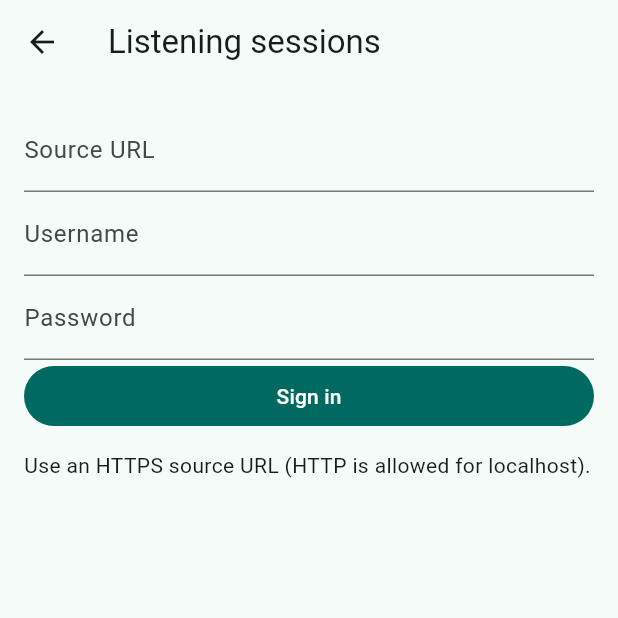
After one commit to dandelion-love/ggtts, a Flutter app: the ListeningPage screen opened directly, after a tap on "Sign in", on a phone screen of 412 x 824 dp, the top half of it. The commit adds this screen. Run offline on Flutter 3.47's test engine with Material 3 defaults, Android fonts, the phone set to English and light mode, and no system bars; our stand-ins replace audioplayers, material_ui; missing offline and left inert: dart:ffi, mp_audio_stream; project files that could hold a hidden picture were left out.

Commit message:
Add assigned listening session workflow

```diff
--- /dev/null
+++ b/apps/flutter/lib/listening_page.dart
@@ -0,0 +1,363 @@
+import 'dart:io';
+import 'dart:typed_data';
+
+import 'package:audioplayers/audioplayers.dart';
+import 'package:material_ui/material_ui.dart';
+import 'package:path_provider/path_provider.dart';
+
+import 'listening_source.dart';
+
+typedef SourceFactory = ListeningSource Function(Uri uri);
+typedef AudioPlay = Future<void> Function(Uint8List bytes);
+
+class ListeningPage extends StatefulWidget {
+  const ListeningPage({super.key, this.sourceFactory, this.queue, this.play});
+  final SourceFactory? sourceFactory;
+  final ListeningQueue? queue;
+  final AudioPlay? play;
+
+  @override
+  State<ListeningPage> createState() => _ListeningPageState();
+}
+
+class _ListeningPageState extends State<ListeningPage> {
+  final _url = TextEditingController();
+  final _user = TextEditingController();
+  final _password = TextEditingController();
+  final _note = TextEditingController();
+  ListeningSource? _source;
+  ListeningQueue? _queue;
+  AudioPlayer? _player;
+  List<ListeningSession>? _sessions;
+  ListeningSession? _session;
+  ListeningClip? _clip;
+  final Set<int> _marks = {};
+  String _verdict = 'unsure';
+  String _markVerdict = 'reject';
+  bool _busy = false;
+  String? _status;
+  String? _signedInUser;
+  String? _pendingKey;
+
+  @override
+  void dispose() {
+    _url.dispose();
+    _user.dispose();
+    _password.dispose();
+    _note.dispose();
+    _player?.dispose();
+    super.dispose();
+  }
+
+  Future<void> _run(Future<void> Function() action) async {
+    if (_busy) return;
+    setState(() {
+      _busy = true;
+      _status = null;
+    });
+    try {
+      await action();
+    } catch (e) {
+      if (mounted) {
+        setState(
+          () => _status = e is ListeningException
+              ? e.message
+              : 'Could not complete the action. Please try again.',
+        );
+      }
+    } finally {
+      if (mounted) setState(() => _busy = false);
+    }
+  }
+
+  Future<void> _signIn() => _run(() async {
+    final uri = Uri.tryParse(_url.text.trim());
+    if (uri == null) throw ListeningException('Enter a valid source URL.');
+    final source = (widget.sourceFactory ?? HttpListeningSource.new)(uri);
+    final username = _user.text.trim();
+    if (username.isEmpty || _password.text.isEmpty) {
+      throw ListeningException('Enter your username and password.');
+    }
+    await source.signIn(username, _password.text);
+    _password.clear();
+    final queue =
+        widget.queue ??
+        ListeningQueue(
+          File(
+            '${(await getApplicationSupportDirectory()).path}/listening-pending.json',
+          ),
+        );
+    final sessions = await source.sessions();
+    final retried = await queue.retry(source, username);
+    final pending = (await queue.read())
+        .where((x) => x['source'] == source.identity && x['user'] == username)
+        .toList();
+    if (!mounted) return;
+    setState(() {
+      _source = source;
+      _queue = queue;
+      _signedInUser = username;
+      _sessions = sessions;
+      _session = null;
+      _clip = null;
+      _pendingKey = pending.isEmpty ? null : pending.first['key'] as String;
+      _status = pending.isNotEmpty
+          ? 'Marks are queued. Use Retry pending.'
+          : (retried > 0
+                ? 'Uploaded $retried pending submission(s).'
+                : 'Signed in.');
+    });
+  });
+
+  Future<void> _play() => _run(() async {
+    final audio = await _source!.audio(_session!.id, _clip!);
+    if (widget.play != null) {
+      await widget.play!(audio.bytes);
+    } else {
+      await (_player ??= AudioPlayer()).play(BytesSource(audio.bytes));
+    }
+    if (mounted) {
+      setState(
+        () => _status = audio.refreshed
+            ? 'Audio link expired; refreshed and playing.'
+            : 'Playing clip.',
+      );
+    }
+  });
+
+  Future<void> _submit() => _run(() async {
+    final marks = _marks.toList()..sort();
+    final body = <String, Object?>{
+      'clip_id': _clip!.id,
+      'verdict': _verdict,
+      'note': _note.text.isEmpty ? null : _note.text,
+      'marks': [
+        for (final i in marks)
+          {'start': i, 'end': i + 1, 'verdict': _markVerdict, 'note': null},
+      ],
+    };
+    final item = <String, dynamic>{
+      'source': _source!.identity,
+      'user': _signedInUser!,
+      'session': _session!.id,
+      'key': newSubmissionKey(),
+      'body': body,
+    };
+    // Persist before the request, so interruption and ambiguous network failures cannot lose marks.
+    await _queue!.enqueue(item);
+    final sent = await _queue!.retry(_source!, _signedInUser!);
+    final remains = (await _queue!.read()).any((x) => x['key'] == item['key']);
+    if (!mounted) return;
+    setState(() {
+      _pendingKey = remains ? item['key'] as String : null;
+      if (!remains) {
+        _marks.clear();
+        _note.clear();
+      }
+      _status = remains
+          ? (_queue!.lastError?.contains('Sign-in expired') == true
+                ? 'Sign-in expired. Sign out and sign in again; marks remain queued.'
+                : 'Upload failed. Marks are queued; use Retry pending.')
+          : 'Marks uploaded ($sent pending submission(s) sent).';
+    });
+  });
+
+  Future<void> _retry() => _run(() async {
+    final sent = await _queue!.retry(_source!, _signedInUser!);
+    final remaining = (await _queue!.read())
+        .where(
+          (x) => x['source'] == _source!.identity && x['user'] == _signedInUser,
+        )
+        .length;
+    if (mounted) {
+      setState(() {
+        _pendingKey = remaining == 0 ? null : _pendingKey;
+        if (remaining == 0) {
+          _marks.clear();
+          _note.clear();
+        }
+        _status = remaining == 0
+            ? 'Pending marks uploaded.'
+            : (_queue!.lastError?.contains('Sign-in expired') == true
+                  ? 'Sign-in expired. Sign out and sign in again; marks remain queued.'
+                  : 'Uploaded $sent; $remaining still queued. Retry when connected.');
+      });
+    }
+  });
+
+  Widget _selector(String label, String value, ValueChanged<String?> changed) =>
+      DropdownButtonFormField<String>(
+        initialValue: value,
+        decoration: InputDecoration(labelText: label),
+        items: const [
+          'accept',
+          'reject',
+          'unsure',
+        ].map((v) => DropdownMenuItem(value: v, child: Text(v))).toList(),
+        onChanged: _busy ? null : changed,
+      );
+
+  @override
+  Widget build(BuildContext context) => Scaffold(
+    appBar: AppBar(
+      title: const Text('Listening sessions'),
+      actions: [
+        if (_source != null)
+          IconButton(
+            tooltip: 'Sign out',
+            onPressed: _busy
+                ? null
+                : () => setState(() {
+                    _source = null;
+                    _sessions = null;
+                    _session = null;
+                    _clip = null;
+                    _signedInUser = null;
+                    _pendingKey = null;
+                    _marks.clear();
+                    _note.clear();
+                    _status = 'Signed out. Pending marks remain queued.';
+                  }),
+            icon: const Icon(Icons.logout),
+          ),
+        if (_source != null)
+          IconButton(
+            tooltip: 'Retry pending',
+            onPressed: _busy ? null : _retry,
+            icon: const Icon(Icons.sync),
+          ),
+      ],
+    ),
+    body: SingleChildScrollView(
+      child: Padding(
+        padding: const EdgeInsets.all(16),
+        child: Column(
+          crossAxisAlignment: CrossAxisAlignment.stretch,
+          children: [
+            if (_source == null) ...[
+              TextField(
+                key: const Key('listening-source'),
+                controller: _url,
+                decoration: const InputDecoration(labelText: 'Source URL'),
+              ),
+              TextField(
+                key: const Key('listening-user'),
+                controller: _user,
+                decoration: const InputDecoration(labelText: 'Username'),
+              ),
+              TextField(
+                key: const Key('listening-password'),
+                controller: _password,
+                obscureText: true,
+                decoration: const InputDecoration(labelText: 'Password'),
+              ),
+              FilledButton(
+                onPressed: _busy ? null : _signIn,
+                child: const Text('Sign in'),
+              ),
+            ] else if (_session == null) ...[
+              const Text(
+                'Assigned sessions',
+                style: TextStyle(fontWeight: FontWeight.bold),
+              ),
+              if (_sessions!.isEmpty) const Text('No sessions assigned.'),
+              for (final session in _sessions!)
+                ListTile(
+                  title: Text(session.title),
+                  onTap: _busy
+                      ? null
+                      : () => setState(() {
+                          _session = session;
+                          _clip = null;
+                        }),
+                ),
+            ] else if (_clip == null) ...[
+              TextButton(
+                onPressed: _busy ? null : () => setState(() => _session = null),
+                child: const Text('All sessions'),
+              ),
+              Text(
+                _session!.title,
+                style: const TextStyle(fontWeight: FontWeight.bold),
+              ),
+              for (final clip in _session!.clips)
+                ListTile(
+                  title: Text(clip.text),
+                  onTap: _busy
+                      ? null
+                      : () => setState(() {
+                          _clip = clip;
+                          _marks.clear();
+                          _note.clear();
+                          _verdict = 'unsure';
+                        }),
+                ),
+            ] else ...[
+              TextButton(
+                onPressed: _busy ? null : () => setState(() => _clip = null),
+                child: const Text('All clips'),
+              ),
+              FilledButton.icon(
+                onPressed: _busy ? null : _play,
+                icon: const Icon(Icons.play_arrow),
+                label: const Text('Play clip'),
+              ),
+              const Text('Tap characters to mark them.'),
+              Wrap(
+                children: [
+                  for (final entry
+                      in _clip!.text.runes.toList().asMap().entries)
+                    InkWell(
+                      key: ValueKey('character-${entry.key}'),
+                      onTap: _busy
+                          ? null
+                          : () => setState(() {
+                              if (!_marks.add(entry.key)) {
+                                _marks.remove(entry.key);
+                              }
+                            }),
+                      child: Container(
+                        padding: const EdgeInsets.all(3),
+                        color: _marks.contains(entry.key)
+                            ? Theme.of(context).colorScheme.primaryContainer
+                            : null,
+                        child: Text(
+                          String.fromCharCode(entry.value),
+                          style: const TextStyle(fontSize: 22),
+                        ),
+                      ),
+                    ),
+                ],
+              ),
+              _selector(
+                'Clip verdict',
+                _verdict,
+                (v) => setState(() => _verdict = v!),
+              ),
+              _selector(
+                'Marked character verdict',
+                _markVerdict,
+                (v) => setState(() => _markVerdict = v!),
+              ),
+              TextField(
+                controller: _note,
+                maxLength: 4000,
+                decoration: const InputDecoration(labelText: 'Note (optional)'),
+              ),
+              FilledButton(
+                onPressed: _busy || _pendingKey != null ? null : _submit,
+                child: const Text('Submit marks'),
+              ),
+            ],
+            if (_busy) const LinearProgressIndicator(),
+            if (_status != null)
+              Padding(
+                padding: const EdgeInsets.only(top: 12),
+                child: Text(_status!),
+              ),
+          ],
+        ),
+      ),
+    ),
+  );
+}
--- /dev/null
+++ b/apps/flutter/lib/listening_source.dart
@@ -0,0 +1,281 @@
+import 'dart:convert';
+import 'dart:io';
+import 'dart:math';
+import 'dart:typed_data';
+
+/// Only the source API receives the bearer token. Audio URLs are fetched anonymously.
+abstract class ListeningSource {
+  String get identity;
+  Future<void> signIn(String user, String password);
+  Future<List<ListeningSession>> sessions();
+  Future<ListeningAudio> audio(String sessionId, ListeningClip clip);
+  Future<void> submit(String sessionId, Map<String, Object?> body, String key);
+}
+
+class ListeningAudio {
+  ListeningAudio(this.bytes, {this.refreshed = false});
+  final Uint8List bytes;
+  final bool refreshed;
+}
+
+class ListeningClip {
+  ListeningClip(this.id, this.text, this.audioUrl);
+  final String id, text;
+  Uri audioUrl;
+  factory ListeningClip.fromJson(Map<String, dynamic> j) => ListeningClip(
+    j['id'] as String,
+    j['text'] as String,
+    Uri.parse(j['audio_url'] as String),
+  );
+}
+
+class ListeningSession {
+  ListeningSession(this.id, this.title, this.clips);
+  final String id, title;
+  final List<ListeningClip> clips;
+  factory ListeningSession.fromJson(Map<String, dynamic> j) => ListeningSession(
+    j['id'] as String,
+    j['title'] as String,
+    (j['clips'] as List)
+        .map((c) => ListeningClip.fromJson(Map<String, dynamic>.from(c as Map)))
+        .toList(),
+  );
+}
+
+class ListeningException implements Exception {
+  ListeningException(this.message);
+  final String message;
+  @override
+  String toString() => message;
+}
+
+bool _safeSource(Uri u) =>
+    u.scheme == 'https' ||
+    (u.scheme == 'http' &&
+        (u.host == 'localhost' || u.host == '127.0.0.1' || u.host == '::1'));
+
+class HttpListeningSource implements ListeningSource {
+  HttpListeningSource(this.base) {
+    if (!_safeSource(base) ||
+        base.host.isEmpty ||
+        base.userInfo.isNotEmpty ||
+        base.hasQuery ||
+        base.hasFragment) {
+      throw ListeningException(
+        'Use an HTTPS source URL (HTTP is allowed for localhost).',
+      );
+    }
+  }
+  final Uri base;
+  String? _token;
+  @override
+  String get identity => base.toString();
+
+  Uri _api(String path) => base.resolve(path);
+  Future<(int, Uint8List)> _request(
+    Uri uri, {
+    String method = 'GET',
+    Map<String, Object?>? body,
+    bool authenticated = false,
+    String? key,
+  }) async {
+    if (!_safeSource(uri) || uri.userInfo.isNotEmpty) {
+      throw ListeningException('The source returned an unsafe URL.');
+    }
+    final client = HttpClient();
+    try {
+      final request = await client.openUrl(method, uri);
+      request.followRedirects = false;
+      if (authenticated) {
+        if (_token == null) throw ListeningException('Please sign in again.');
+        request.headers.set(HttpHeaders.authorizationHeader, 'Bearer $_token');
+      }
+      if (key != null) request.headers.set('Idempotency-Key', key);
+      if (body != null) {
+        request.headers.contentType = ContentType.json;
+        request.write(jsonEncode(body));
+      }
+      final response = await request.close();
+      final builder = BytesBuilder(copy: false);
+      await for (final chunk in response) {
+        builder.add(chunk);
+      }
+      return (response.statusCode, builder.takeBytes());
+    } on ListeningException {
+      rethrow;
+    } catch (_) {
+      throw ListeningException(
+        'Could not contact the listening source. Try again.',
+      );
+    } finally {
+      client.close(force: true);
+    }
+  }
+
+  Map<String, dynamic> _json(Uint8List data) {
+    try {
+      return Map<String, dynamic>.from(jsonDecode(utf8.decode(data)) as Map);
+    } catch (_) {
+      throw ListeningException('The source returned an invalid response.');
+    }
+  }
+
+  void _ok(int status) {
+    if (status == 401) {
+      throw ListeningException('Sign-in expired. Please sign in again.');
+    }
+    if (status < 200 || status >= 300) {
+      throw ListeningException(
+        'The source could not complete the request (HTTP $status).',
+      );
+    }
+  }
+
+  @override
+  Future<void> signIn(String user, String password) async {
+    _token = null;
+    final (status, bytes) = await _request(
+      _api('/v1/auth/token'),
+      method: 'POST',
+      body: {'username': user, 'password': password},
+    );
+    _ok(status);
+    final token = _json(bytes)['access_token'];
+    if (token is! String || token.isEmpty) {
+      throw ListeningException(
+        'The source returned an invalid sign-in response.',
+      );
+    }
+    _token = token;
+  }
+
+  @override
+  Future<List<ListeningSession>> sessions() async {
+    final (status, bytes) = await _request(
+      _api('/v1/listening-sessions'),
+      authenticated: true,
+    );
+    _ok(status);
+    try {
+      return (_json(bytes)['sessions'] as List)
+          .map(
+            (s) =>
+                ListeningSession.fromJson(Map<String, dynamic>.from(s as Map)),
+          )
+          .toList();
+    } catch (_) {
+      throw ListeningException('The source returned an invalid session list.');
+    }
+  }
+
+  @override
+  Future<ListeningAudio> audio(String sessionId, ListeningClip clip) async {
+    var refreshed = false;
+    var (status, bytes) = await _request(clip.audioUrl);
+    if (status == 403) {
+      refreshed = true;
+      final path =
+          '/v1/listening-sessions/${Uri.encodeComponent(sessionId)}/clips/${Uri.encodeComponent(clip.id)}/audio-url';
+      final (refreshStatus, refreshBytes) = await _request(
+        _api(path),
+        authenticated: true,
+      );
+      _ok(refreshStatus);
+      try {
+        clip.audioUrl = Uri.parse(_json(refreshBytes)['audio_url'] as String);
+      } catch (_) {
+        throw ListeningException('The source returned an invalid audio URL.');
+      }
+      (status, bytes) = await _request(clip.audioUrl);
+    }
+    _ok(status);
+    return ListeningAudio(bytes, refreshed: refreshed);
+  }
+
+  @override
+  Future<void> submit(
+    String sessionId,
+    Map<String, Object?> body,
+    String key,
+  ) async {
+    final (status, bytes) = await _request(
+      _api('/v1/listening-sessions/${Uri.encodeComponent(sessionId)}/marks'),
+      method: 'POST',
+      authenticated: true,
+      body: body,
+      key: key,
+    );
+    _ok(status);
+    final result = _json(bytes);
+    if (status != 200 ||
+        result['accepted'] != true ||
+        result['clip_id'] != body['clip_id']) {
+      throw ListeningException(
+        'The source did not confirm the submitted clip.',
+      );
+    }
+  }
+}
+
+/// Durable queue contains marks and their scope, never passwords, bearer tokens or signed URLs.
+class ListeningQueue {
+  ListeningQueue(this.file);
+  String? lastError;
+  final File file;
+  Future<List<Map<String, dynamic>>> read() async {
+    if (!await file.exists()) return [];
+    try {
+      return (jsonDecode(await file.readAsString()) as List)
+          .map((v) => Map<String, dynamic>.from(v as Map))
+          .toList();
+    } catch (_) {
+      throw ListeningException('The pending marks file could not be read.');
+    }
+  }
+
+  Future<void> write(List<Map<String, dynamic>> pending) async {
+    await file.parent.create(recursive: true);
+    final temp = File('${file.path}.tmp');
+    await temp.writeAsString(jsonEncode(pending), flush: true);
+    await temp.rename(file.path);
+  }
+
+  Future<void> enqueue(Map<String, dynamic> item) async {
+    final items = await read();
+    items.add(item);
+    await write(items);
+  }
+
+  Future<int> retry(ListeningSource source, String user) async {
+    final items = await read();
+    var sent = 0;
+    lastError = null;
+    for (final item in List<Map<String, dynamic>>.from(items)) {
+      if (item['source'] != source.identity || item['user'] != user) continue;
+      try {
+        await source.submit(
+          item['session'] as String,
+          Map<String, Object?>.from(item['body'] as Map),
+          item['key'] as String,
+        );
+        items.remove(item);
+        await write(items);
+        sent++;
+      } catch (e) {
+        lastError = e is ListeningException
+            ? e.message
+            : 'Upload failed. Try again.';
+        break;
+      }
+    }
+    return sent;
+  }
+}
+
+String newSubmissionKey() {
+  final random = Random.secure();
+  return List.generate(
+    16,
+    (_) => random.nextInt(256).toRadixString(16).padLeft(2, '0'),
+  ).join();
+}
```
Also changed, not shown: apps/flutter/lib/main.dart (+10 -0 lines), 1 other file.
